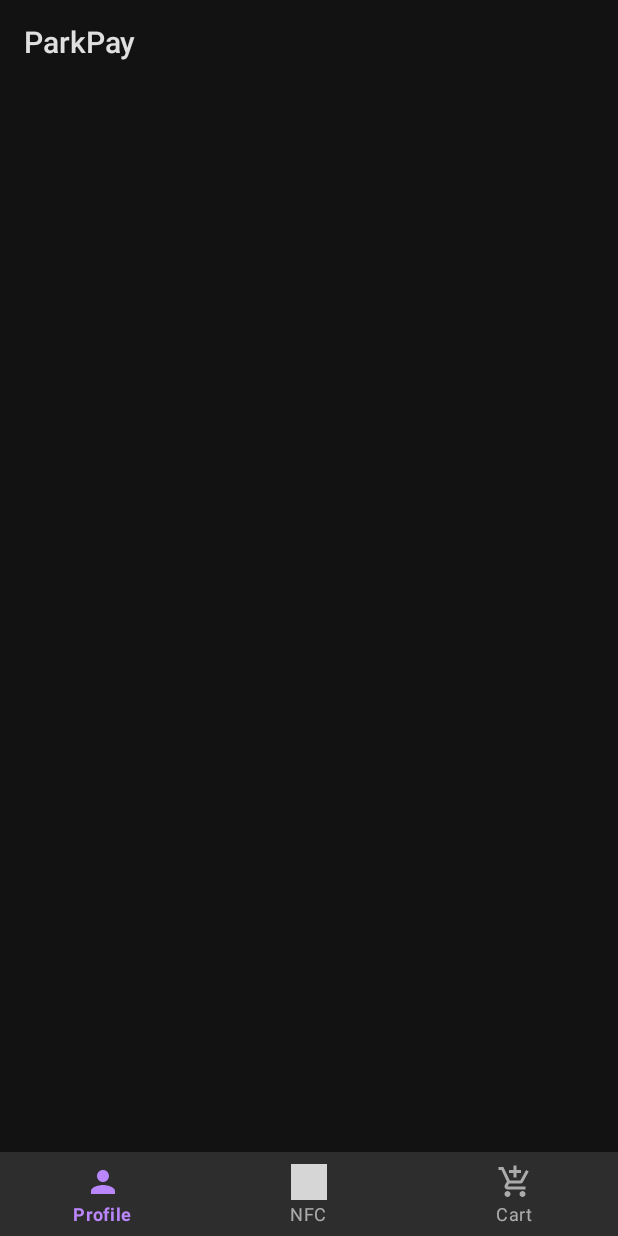
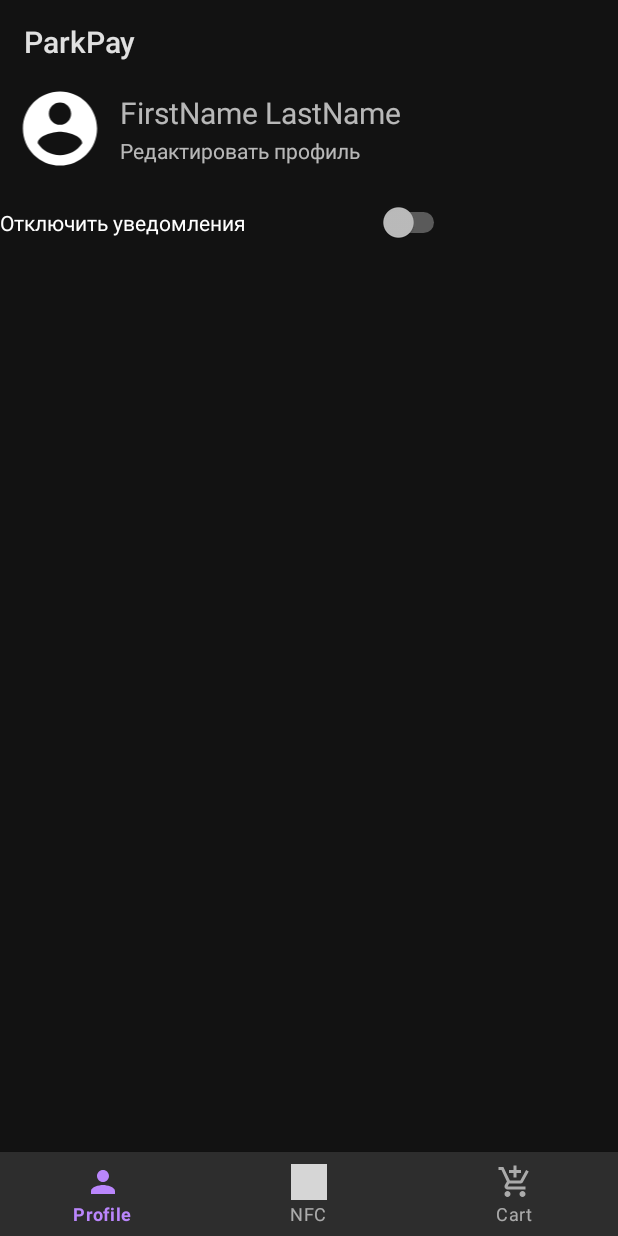
Before and after one commit to Indifferentmoviegoer/ParkPay, an Android app: the FragmentProfile screen opened directly, with no data from a screen before it, on a phone screen of 412 x 824 dp. Run offline under Robolectric (Android 15) with nearby library versions, the light colour scheme and no system bars; libraries missing offline, so code that uses them is left out: com.google.firebase.iid; grey boxes are pictures that could not be loaded.

Commit message:
notification

```diff
--- a/app/src/main/java/com/example/parkpay/FragmentProfile.java
+++ b/app/src/main/java/com/example/parkpay/FragmentProfile.java
@@ -4,14 +4,35 @@ import android.os.Bundle;
 import android.support.annotation.NonNull;
 import android.support.annotation.Nullable;
 import android.support.v4.app.Fragment;
+import android.support.v4.app.FragmentTransaction;
 import android.view.LayoutInflater;
 import android.view.View;
 import android.view.ViewGroup;
+import android.widget.TextView;
+
+import java.util.Objects;
 
 public class FragmentProfile extends Fragment {
+    TextView editProfile;
     @Nullable
     @Override
     public View onCreateView(@NonNull LayoutInflater inflater, @Nullable ViewGroup container, @Nullable Bundle savedInstanceState) {
-        return inflater.inflate(R.layout.fragment_profile,container,false);
+
+        View view = inflater.inflate(R.layout.fragment_profile,container,false);
+        editProfile=(TextView)view.findViewById(R.id.editProfile);
+        editProfile.setOnClickListener(new View.OnClickListener() {
+            @Override
+            public void onClick(View v) {
+//                // Create new fragment and transaction
+//                Fragment newFragment = new FragmentEditProfile();
+//                FragmentTransaction transaction = getFragmentManager().beginTransaction();
+//                transaction.replace(R.id.fragment_container, newFragment);
+//                transaction.addToBackStack(null);
+//                transaction.commit();
+                ((MainActivity) Objects.requireNonNull(getActivity())).replaceFragments(FragmentEditProfile.class);
+            }
+        });
+
+        return view;
     }
 }
--- /dev/null
+++ b/app/src/main/res/drawable/ic_account_circle_black_24dp.xml
@@ -0,0 +1,5 @@
+<vector android:height="24dp" android:tint="#FFFFFF"
+    android:viewportHeight="24.0" android:viewportWidth="24.0"
+    android:width="24dp" xmlns:android="http://schemas.android.com/apk/res/android">
+    <path android:fillColor="#FF000000" android:pathData="M12,2C6.48,2 2,6.48 2,12s4.48,10 10,10 10,-4.48 10,-10S17.52,2 12,2zM12,5c1.66,0 3,1.34 3,3s-1.34,3 -3,3 -3,-1.34 -3,-3 1.34,-3 3,-3zM12,19.2c-2.5,0 -4.71,-1.28 -6,-3.22 0.03,-1.99 4,-3.08 6,-3.08 1.99,0 5.97,1.09 6,3.08 -1.29,1.94 -3.5,3.22 -6,3.22z"/>
+</vector>
--- a/app/src/main/res/layout/fragment_profile.xml
+++ b/app/src/main/res/layout/fragment_profile.xml
@@ -1,4 +1,47 @@
 <?xml version="1.0" encoding="utf-8"?>
 <RelativeLayout xmlns:android="http://schemas.android.com/apk/res/android"
+    xmlns:app="http://schemas.android.com/apk/res-auto"
     android:layout_width="match_parent"
-    android:layout_height="match_parent"/>
+    android:layout_height="match_parent">
+
+    <ImageView
+        android:id="@+id/imageProfile"
+        android:layout_width="80dp"
+        android:layout_height="59dp"
+        android:layout_alignParentStart="true"
+        android:layout_alignParentTop="true"
+        android:layout_marginStart="0dp"
+        android:layout_marginTop="0dp"
+        app:srcCompat="@drawable/ic_account_circle_black_24dp" />
+
+    <TextView
+        android:id="@+id/nameProfile"
+        android:layout_width="wrap_content"
+        android:layout_height="wrap_content"
+        android:layout_alignParentTop="true"
+        android:layout_marginStart="0dp"
+        android:layout_marginTop="5dp"
+        android:layout_toEndOf="@+id/imageProfile"
+        android:text="@string/nameProfile"
+        android:textSize="20sp"/>
+
+    <TextView
+        android:id="@+id/editProfile"
+        android:layout_width="wrap_content"
+        android:layout_height="wrap_content"
+        android:layout_below="@+id/nameProfile"
+        android:layout_marginStart="0dp"
+        android:layout_marginTop="2dp"
+        android:layout_toEndOf="@+id/imageProfile"
+        android:text="@string/editProfile" />
+
+    <Switch
+        android:id="@+id/turnNotification"
+        android:layout_width="300dp"
+        android:layout_height="wrap_content"
+        android:layout_below="@+id/imageProfile"
+        android:layout_alignParentStart="true"
+        android:layout_marginStart="0dp"
+        android:layout_marginTop="19dp"
+        android:text="@string/turnNotification" />
+</RelativeLayout>
--- a/app/src/main/res/values/strings.xml
+++ b/app/src/main/res/values/strings.xml
@@ -13,6 +13,7 @@
     <string name="number">Номер телефона</string>
     <string name="email">Email</string>
     <string name="password">Пароль</string>
+    <string name="confirm">Подтвердите пароль</string>
     <string name="nC">Номер карты</string>
     <string name="signUp">Зарегистрироваться</string>
 
@@ -29,4 +30,12 @@
 
     <string name="servicedesc">Services desc: </string>
     <string name="aiddescription">Aid description: </string>
+
+    <string name="nameProfile">FirstName LastName</string>
+    <string name="editProfile">Редактировать профиль</string>
+    <string name="turnNotification">Отключить уведомления</string>
+
+    <string name="editInfo">Сохранить изменения</string>
+
+
 </resources>
--- a/build.gradle
+++ b/build.gradle
@@ -1,15 +1,14 @@
 // Top-level build file where you can add configuration options common to all sub-projects/modules.
 
 buildscript {
-    ext.kotlin_version = '1.3.21'
     repositories {
         google()
         jcenter()
 
     }
     dependencies {
-        classpath 'com.android.tools.build:gradle:3.3.1'
-        classpath "org.jetbrains.kotlin:kotlin-gradle-plugin:$kotlin_version"
+        classpath 'com.android.tools.build:gradle:3.3.2'
+        classpath 'com.google.gms:google-services:4.0.1'
 
         // NOTE: Do not place your application dependencies here; they belong
         // in the individual module build.gradle files
```
Also changed, not shown: app/build.gradle (+10 -5 lines), app/src/main/AndroidManifest.xml (+7 -5 lines), app/src/main/java/com/example/parkpay/FragmentEditProfile.java (added, +17 -0 lines), app/src/main/java/com/example/parkpay/FragmentNFC.java (+79 -77 lines), app/src/main/java/com/example/parkpay/MainActivity.java (+30 -5 lines), app/src/main/java/com/example/parkpay/MyFirebaseMessagingService.java (added, +16 -0 lines), app/src/main/java/com/example/parkpay/SignInActivity.java (+49 -50 lines), app/src/main/res/layout/activity_singn_up.xml (+32 -6 lines), app/src/main/res/layout/fragment_edit_profile.xml (added, +122 -0 lines), 1 other file.
